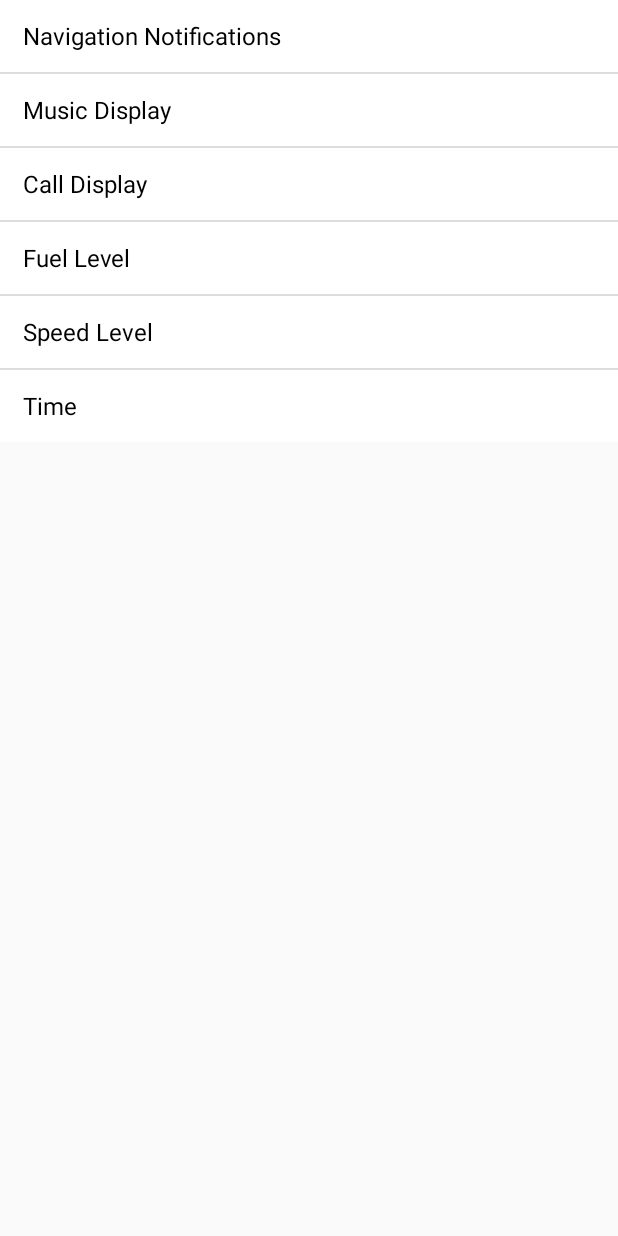
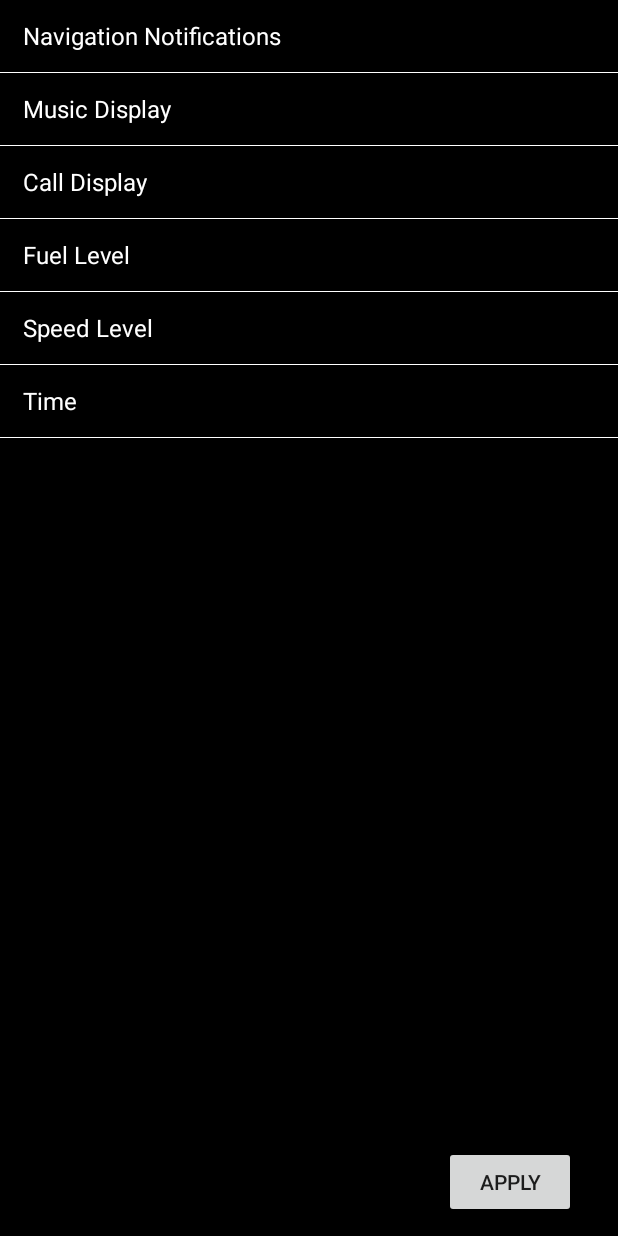
Before and after one commit to ECE493W18T04/android-app, an Android app: the PriorityQueueActivity screen opened directly, with no data from a screen before it, on a phone screen of 412 x 824 dp. Run offline under Robolectric (Android 15) with nearby library versions, the phone set to English and light mode, and no system bars.

Commit message:
some basic functionalities

```diff
--- a/HUDApp/app/src/main/java/com/example/reem/hudmobileapp/activities/PriorityQueueActivity.java
+++ b/HUDApp/app/src/main/java/com/example/reem/hudmobileapp/activities/PriorityQueueActivity.java
@@ -19,10 +19,15 @@ package com.example.reem.hudmobileapp.activities;
 import android.app.Activity;
 import android.os.Bundle;
 import android.util.Log;
+import android.view.View;
 import android.widget.ArrayAdapter;
+import android.widget.Button;
 import android.widget.ListView;
 
 import com.example.reem.hudmobileapp.constants.DefaultPriorityList;
+import com.example.reem.hudmobileapp.constants.HUDObject;
+import com.example.reem.hudmobileapp.constants.PriorityQueueEnum;
+import com.example.reem.hudmobileapp.helper.FileManager;
 import com.example.reem.hudmobileapp.views.DynamicListView;
 import com.example.reem.hudmobileapp.R;
 import com.example.reem.hudmobileapp.views.StableArrayAdapter;
@@ -39,6 +44,7 @@ import java.util.ArrayList;
  */
 public class PriorityQueueActivity extends Activity {
 
+    private Button priorityQueueBtnOkay;
     @Override
     protected void onCreate(Bundle savedInstanceState) {
         super.onCreate(savedInstanceState);
@@ -50,11 +56,23 @@ public class PriorityQueueActivity extends Activity {
         }
 
         StableArrayAdapter adapter = new StableArrayAdapter(this, R.layout.text_view, priorityList);
-        DynamicListView listView = (DynamicListView) findViewById(R.id.listview);
+        final DynamicListView listView = (DynamicListView) findViewById(R.id.listview);
 
         listView.setPriorityQueryArray(priorityList);
         listView.setAdapter(adapter);
         listView.setChoiceMode(ListView.CHOICE_MODE_SINGLE);
+
+        ArrayList<String> priorityQueue=listView.getPriorityQueueArray();
+        priorityQueueBtnOkay = (Button) findViewById(R.id.priorityQueueBtn);
+        priorityQueueBtnOkay.setOnClickListener(new View.OnClickListener() {
+            @Override
+            public void onClick(View v) {
+                HUDObject hudObject=FileManager.loadFromFile(PriorityQueueActivity.this);
+                hudObject.setPriorityQueue(listView.getPriorityQueueArray());
+                FileManager.saveToFile(PriorityQueueActivity.this,hudObject);
+                finish();
+            }
+        });
     }
 
 
--- a/HUDApp/app/src/main/java/com/example/reem/hudmobileapp/constants/HUDObject.java
+++ b/HUDApp/app/src/main/java/com/example/reem/hudmobileapp/constants/HUDObject.java
@@ -15,7 +15,7 @@ public class HUDObject {
     private List<String> priorityQueue;
     private int saturation;
     private int hue;
-    private double current;
+    private int current;
     private int brightness;
     private boolean auto_brightness;
 
@@ -66,11 +66,11 @@ public class HUDObject {
         this.hue = hue;
     }
 
-    public double getCurrent() {
+    public int getCurrent() {
         return current;
     }
 
-    public void setCurrent(double current) {
+    public void setCurrent(int current) {
         this.current = current;
     }
 
--- a/HUDApp/app/src/main/java/com/example/reem/hudmobileapp/views/DynamicListView.java
+++ b/HUDApp/app/src/main/java/com/example/reem/hudmobileapp/views/DynamicListView.java
@@ -118,6 +118,10 @@ public class DynamicListView extends ListView {
         mSmoothScrollAmountAtEdge = (int)(SMOOTH_SCROLL_AMOUNT_AT_EDGE / metrics.density);
     }
 
+    public ArrayList<String> getPriorityQueueArray()
+    {
+        return this.priorityQueueArray;
+    }
     /**
      * Listens for long clicks on any items in the listview. When a cell has
      * been selected, the hover cell is created and set up.
--- a/HUDApp/app/src/main/res/layout/brightness_control.xml
+++ b/HUDApp/app/src/main/res/layout/brightness_control.xml
@@ -41,6 +41,7 @@
         android:layout_marginRight="4dp"
         android:layout_marginTop="10dp"
         android:fontFamily="sans-serif"
+        android:max="100"
         android:progressBackgroundTint="@android:color/white" />
 
     <ImageView
--- a/HUDApp/app/src/main/res/layout/priority_queue_list_view.xml
+++ b/HUDApp/app/src/main/res/layout/priority_queue_list_view.xml
@@ -3,6 +3,7 @@
     xmlns:tools="http://schemas.android.com/tools"
     android:layout_width="match_parent"
     android:layout_height="match_parent"
+    android:background="@android:color/black"
     tools:context=".activities.PriorityQueueActivity" >
 
     <!--<ListView xmlns:android="http://schemas.android.com/apk/res/android"-->
@@ -12,8 +13,22 @@
 
     <com.example.reem.hudmobileapp.views.DynamicListView
         android:id="@+id/listview"
-        android:background="#0000"
         android:layout_width="match_parent"
-        android:layout_height="wrap_content" />
+        android:layout_height="400dp"
+        android:layout_alignParentStart="true"
+        android:layout_alignParentTop="true"
+        android:background="@android:color/black"
+        android:dividerHeight="1px"
+        android:divider="@android:color/white"/>
+
+    <Button
+        android:id="@+id/priorityQueueBtn"
+        android:layout_width="wrap_content"
+        android:layout_height="wrap_content"
+        android:layout_alignParentBottom="true"
+        android:layout_alignParentEnd="true"
+        android:layout_marginBottom="12dp"
+        android:layout_marginEnd="28dp"
+        android:text="Apply" />
 
 </RelativeLayout>
--- a/HUDApp/app/src/main/res/layout/text_view.xml
+++ b/HUDApp/app/src/main/res/layout/text_view.xml
@@ -2,11 +2,11 @@
 <TextView xmlns:android="http://schemas.android.com/apk/res/android"
     android:layout_width="match_parent"
     android:layout_height="wrap_content"
-    android:background="#FFF"
+    android:background="@android:color/black"
     android:textSize="@dimen/list_text_size"
     android:gravity="center_vertical"
     android:paddingLeft="15dp"
     android:paddingRight="15dp"
     android:minHeight="@dimen/list_item_height"
-    android:textColor="#000000"
+    android:textColor="@android:color/white"
     />
```
Also changed, not shown: HUDApp/app/src/main/java/com/example/reem/hudmobileapp/MainActivity.java (+90 -90 lines), HUDApp/app/src/main/java/com/example/reem/hudmobileapp/activities/MainActivity.java (+65 -27 lines), HUDApp/app/src/main/java/com/example/reem/hudmobileapp/ble/BLEService.java (+27 -15 lines), HUDApp/app/src/main/java/com/example/reem/hudmobileapp/ble/CharacteristicWriter.java (+63 -56 lines), HUDApp/app/src/main/java/com/example/reem/hudmobileapp/constants/CharacteristicUUIDs.java (+8 -14 lines).
